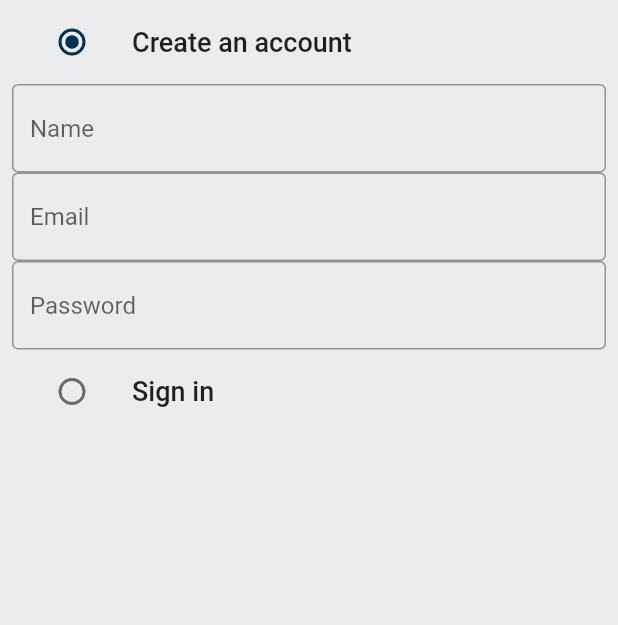
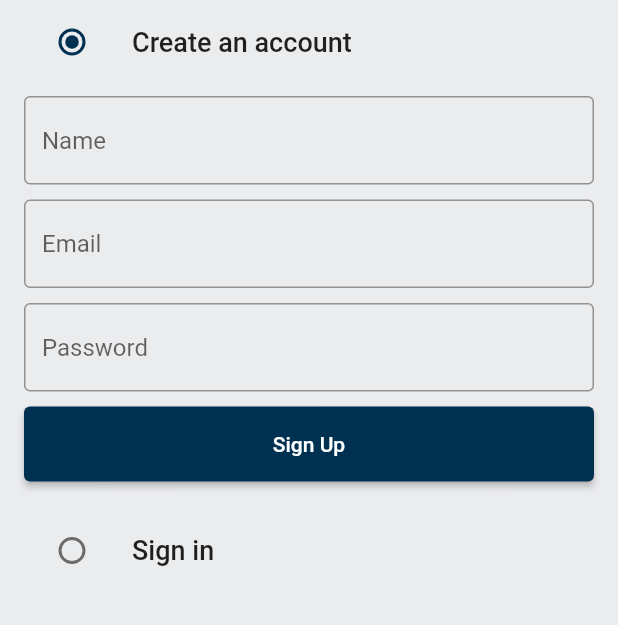
Before and after one commit to Subhradeep10/Apna_Store, a Flutter app: the screen it shows after launch, on a phone screen of 412 x 824 dp, the part 51-676 px from its top. Run offline on Flutter 3.47's test engine with Material 2 defaults, Android fonts, the phone set to English and light mode, and no system bars.

Commit message:
Auth screen init

```diff
--- /dev/null
+++ b/lib/common/widgets/custom_Button.dart
@@ -0,0 +1,30 @@
+import 'package:flutter/material.dart';
+
+class CustomButton extends StatelessWidget {
+  final String text;
+  final VoidCallback onTap;
+  final Color? color;
+  const CustomButton({
+    Key? key,
+    required this.text,
+    required this.onTap,
+    this.color,
+  }) : super(key: key);
+
+  @override
+  Widget build(BuildContext context) {
+    return ElevatedButton(
+      child: Text(
+        text,
+        style: TextStyle(
+          color: color == null ? Colors.white : Colors.black,
+        ),
+      ),
+      onPressed: onTap,
+      style: ElevatedButton.styleFrom(
+        minimumSize: const Size(double.infinity, 50),
+        primary: color,
+      ),
+    );
+  }
+}
--- a/lib/features/auth/screens/auth_screen.dart
+++ b/lib/features/auth/screens/auth_screen.dart
@@ -1,3 +1,4 @@
+import 'package:apna_store/common/widgets/custom_Button.dart';
 import 'package:apna_store/constants/global_variables.dart';
 import 'package:flutter/material.dart';
 
@@ -71,21 +72,33 @@ class _AuthScreenState extends State<AuthScreen> {
                   if (_auth == Auth.signup)
                     Form(
                       key: _signUpFormKey,
+                      child: Padding(
+                        padding: const EdgeInsets.all(8.0),
                         child: Column(
                           children: [
                             CustomTextField(
                               controller: _nameController,
                               hintText: 'Name',
                             ),
+                            const SizedBox(height: 10),
                             CustomTextField(
                               controller: _emailController,
                               hintText: 'Email',
                             ),
+                            const SizedBox(height: 10),
                             CustomTextField(
                               controller: _passwordController,
                               hintText: 'Password',
                             ),
+                            const SizedBox(height: 10),
+                            CustomButton(
+                                text: 'Sign Up',
+                                onTap: () {
+                                  print("It's working");
+                                }),
+                            const SizedBox(height: 10),
                           ],
+                        ),
                       ),
                     ),
                   ListTile(
```
Lines whose indentation alone changed are shown as unchanged.
